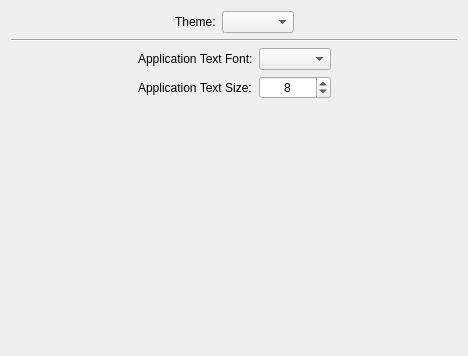
The window that SR5-Shaman/ui/settings/applayoutsettings.ui (TheSHEEEP/SR5-Shaman) describes before a commit, drawn with Qt 5.
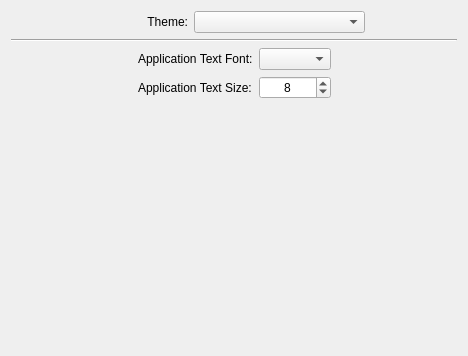
The same window after the commit.

The edit to the form file:
```diff
--- a/SR5-Shaman/ui/settings/applayoutsettings.ui
+++ b/SR5-Shaman/ui/settings/applayoutsettings.ui
@@ -24,39 +24,55 @@
     <layout class="QGridLayout" name="gridLayout">
      <item row="0" column="1">
       <widget class="QLabel" name="lblTheme">
+       <property name="sizePolicy">
+        <sizepolicy hsizetype="Preferred" vsizetype="Preferred">
+         <horstretch>2</horstretch>
+         <verstretch>0</verstretch>
+        </sizepolicy>
+       </property>
        <property name="text">
         <string>Theme:</string>
        </property>
+       <property name="alignment">
+        <set>Qt::AlignRight|Qt::AlignTrailing|Qt::AlignVCenter</set>
+       </property>
       </widget>
      </item>
-     <item row="0" column="0">
-      <spacer name="horizontalSpacer_3">
-       <property name="orientation">
-        <enum>Qt::Horizontal</enum>
-       </property>
-       <property name="sizeHint" stdset="0">
-        <size>
-         <width>40</width>
-         <height>20</height>
-        </size>
-       </property>
-      </spacer>
-     </item>
      <item row="0" column="2">
-      <widget class="QComboBox" name="cbTheme"/>
+      <widget class="QComboBox" name="cbTheme">
+       <property name="sizePolicy">
+        <sizepolicy hsizetype="Minimum" vsizetype="Fixed">
+         <horstretch>4</horstretch>
+         <verstretch>0</verstretch>
+        </sizepolicy>
+       </property>
+      </widget>
+     </item>
+     <item row="0" column="0">
+      <widget class="QLabel" name="label">
+       <property name="sizePolicy">
+        <sizepolicy hsizetype="Preferred" vsizetype="Preferred">
+         <horstretch>2</horstretch>
+         <verstretch>0</verstretch>
+        </sizepolicy>
+       </property>
+       <property name="text">
+        <string/>
+       </property>
+      </widget>
      </item>
      <item row="0" column="3">
-      <spacer name="horizontalSpacer_4">
-       <property name="orientation">
-        <enum>Qt::Horizontal</enum>
+      <widget class="QLabel" name="label_2">
+       <property name="sizePolicy">
+        <sizepolicy hsizetype="Preferred" vsizetype="Preferred">
+         <horstretch>2</horstretch>
+         <verstretch>0</verstretch>
+        </sizepolicy>
        </property>
-       <property name="sizeHint" stdset="0">
-        <size>
-         <width>40</width>
-         <height>20</height>
-        </size>
+       <property name="text">
+        <string/>
        </property>
-      </spacer>
+      </widget>
      </item>
     </layout>
    </item>
```
